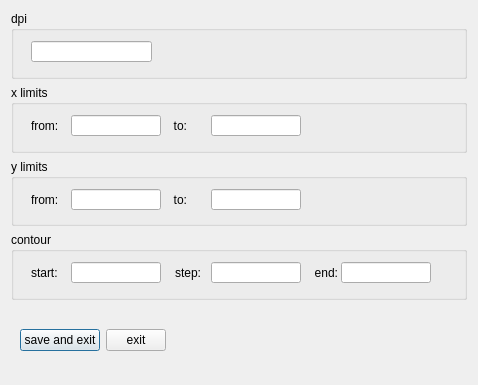
This is gui/settings_dialog.ui in Lesleis-Nagy/synth-forc as Qt 5 draws it before an edit. The edited form follows.
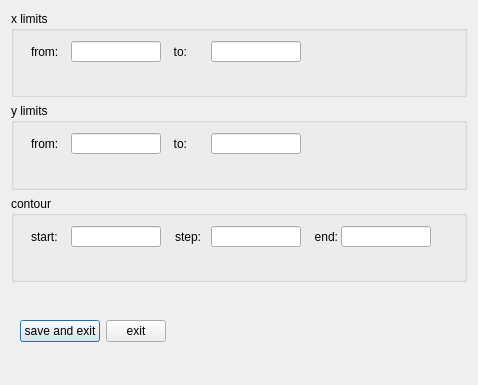
This is the edited form.

```diff
--- a/gui/settings_dialog.ui
+++ b/gui/settings_dialog.ui
@@ -17,29 +17,6 @@
    <string>Settings</string>
   </property>
   <layout class="QVBoxLayout" name="verticalLayout">
-   <item>
-    <widget class="QGroupBox" name="grp_dpi">
-     <property name="title">
-      <string>dpi</string>
-     </property>
-     <widget class="QLineEdit" name="txt_dpi">
-      <property name="geometry">
-       <rect>
-        <x>20</x>
-        <y>30</y>
-        <width>121</width>
-        <height>21</height>
-       </rect>
-      </property>
-      <property name="toolTip">
-       <string>&lt;html&gt;&lt;head/&gt;&lt;body&gt;&lt;p&gt;The dots per inch (DPI) used when saving FORC and FORC curve bitmap images.&lt;/p&gt;&lt;/body&gt;&lt;/html&gt;</string>
-      </property>
-      <property name="text">
-       <string/>
-      </property>
-     </widget>
-    </widget>
-   </item>
    <item>
     <widget class="QGroupBox" name="grp_x_limits">
      <property name="title">
```
Left out of the diff: 1 changed line with no effect on the pictures.
